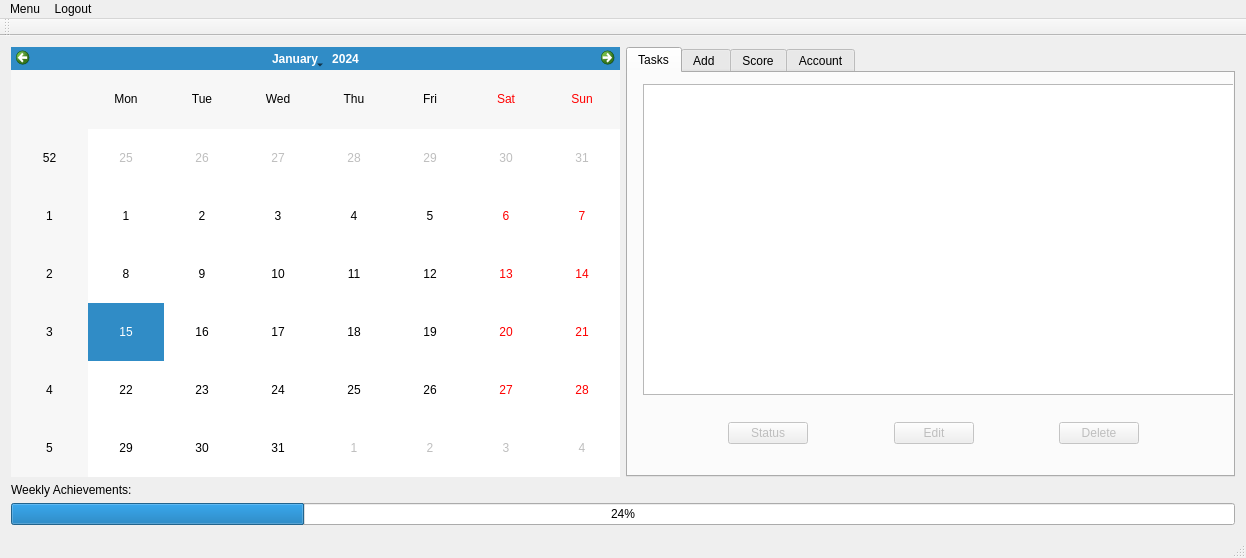
This is PersonalPlanner/mainwindow.ui in sabrine-gamdou/PersonalPlanner as Qt 5 draws it before an edit. The edited form follows.
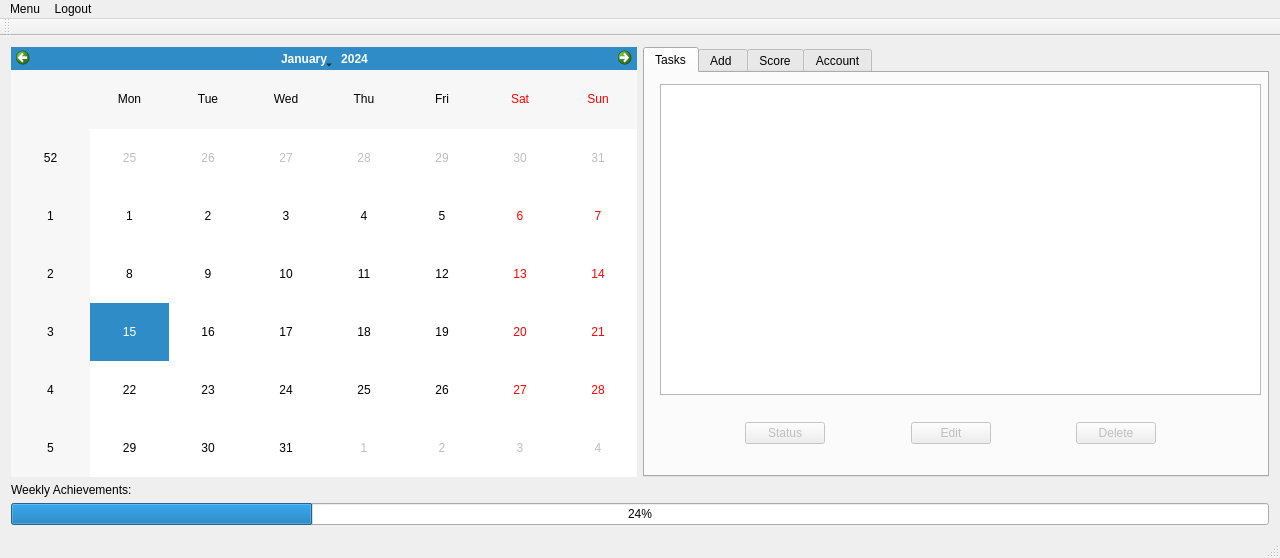
This is the edited form. Custom widgets are drawn as their Qt base class.

The edit to the form file:
```diff
--- a/PersonalPlanner/mainwindow.ui
+++ b/PersonalPlanner/mainwindow.ui
@@ -6,7 +6,7 @@
    <rect>
     <x>0</x>
     <y>0</y>
-    <width>1246</width>
+    <width>1280</width>
     <height>558</height>
    </rect>
   </property>
@@ -49,7 +49,7 @@
            <rect>
             <x>15</x>
             <y>11</y>
-            <width>591</width>
+            <width>601</width>
             <height>311</height>
            </rect>
           </property>
@@ -641,7 +641,7 @@
     <rect>
      <x>0</x>
      <y>0</y>
-     <width>1246</width>
+     <width>1280</width>
      <height>22</height>
     </rect>
    </property>
```
Left out of the diff: 4 changed lines with no effect on the pictures.
